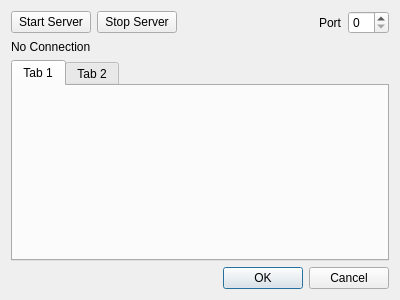
Above: tools/profiler/dialog.ui from Robert42/gl-research-toolkit before the change. Below: the same form after it.
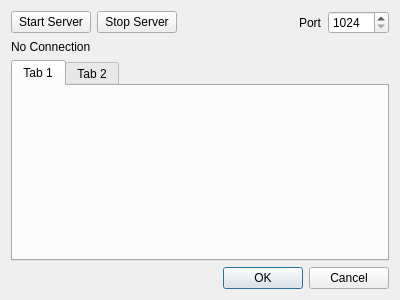
That is the form after the change.

Commit message: using now a default port

```diff
--- a/tools/profiler/dialog.ui
+++ b/tools/profiler/dialog.ui
@@ -51,7 +51,14 @@
       </widget>
      </item>
      <item>
-      <widget class="QSpinBox" name="spinBox"/>
+      <widget class="QSpinBox" name="spinBox_Port">
+       <property name="minimum">
+        <number>1024</number>
+       </property>
+       <property name="maximum">
+        <number>65535</number>
+       </property>
+      </widget>
      </item>
     </layout>
    </item>
```
The commit also changes 2 other files.
